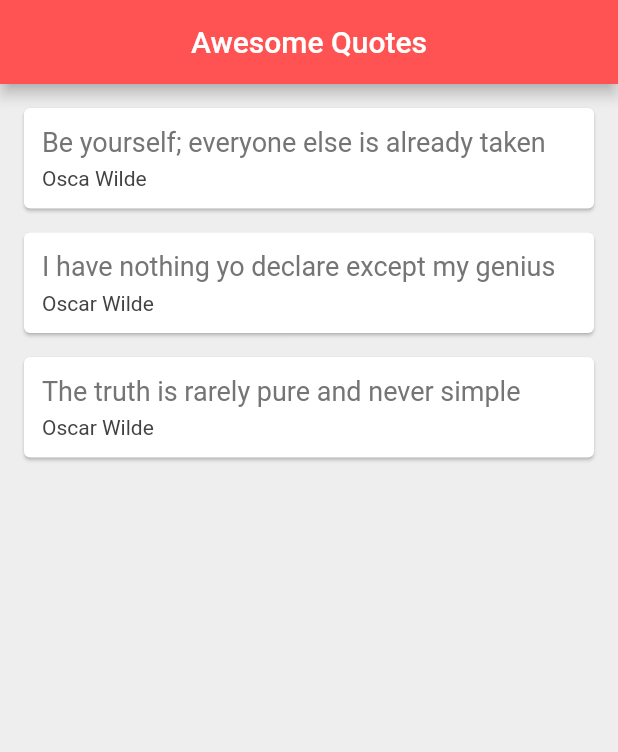
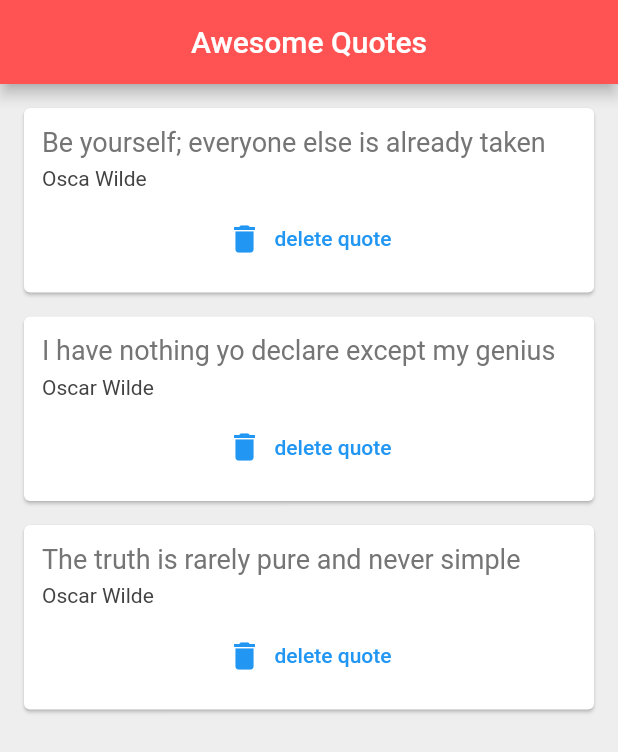
Before and after one commit to kard80/flutter_tutorial, a Flutter app: the screen it shows after launch, on a phone screen of 412 x 824 dp. Shown: the top 752 px of the screen. Run offline on Flutter 3.47's test engine with Material 2 defaults, Android fonts, the phone set to English and light mode, and no system bars.

Commit message:
functions_as_parameters

```diff
--- a/lib/main.dart
+++ b/lib/main.dart
@@ -36,7 +36,14 @@ class _QuoteListState extends State<QuoteList> {
         backgroundColor: Colors.redAccent,
       ),
       body: Column(
-        children: quotes.map((quote) => QuoteCard(quote: quote)).toList(),
+        children: quotes
+            .map((quote) => QuoteCard(
+                quote: quote,
+                delete: () {
+                  setState(() {
+                    quotes.remove(quote);
+                  });
+                })).toList(),
       ),
     );
   }
--- a/lib/quote_card.dart
+++ b/lib/quote_card.dart
@@ -3,7 +3,8 @@ import 'quote.dart';
 
 class QuoteCard extends StatelessWidget {
   final Quote quote;
-  QuoteCard({ required this.quote });
+  final void Function() delete;
+  QuoteCard({required this.quote, required this.delete});
 
   @override
   Widget build(BuildContext context) {
@@ -14,21 +15,16 @@ class QuoteCard extends StatelessWidget {
         child: Column(
           crossAxisAlignment: CrossAxisAlignment.stretch,
           children: [
-            Text(
-              quote.text,
-              style: TextStyle(
-                fontSize: 18.0,
-                color: Colors.grey[600]
-              )
-            ),
+            Text(quote.text,
+                style: TextStyle(fontSize: 18.0, color: Colors.grey[600])),
             const SizedBox(height: 6.0),
-            Text(
-              quote.author,
-              style: TextStyle(
-                fontSize: 14.0,
-                color: Colors.grey[800]
-              )
-            ),
+            Text(quote.author,
+                style: TextStyle(fontSize: 14.0, color: Colors.grey[800])),
+            const SizedBox(height: 8.0),
+            TextButton.icon(
+                onPressed: delete,
+                icon: const Icon(Icons.delete),
+                label: const Text('delete quote'))
           ],
         ),
       ),
```
